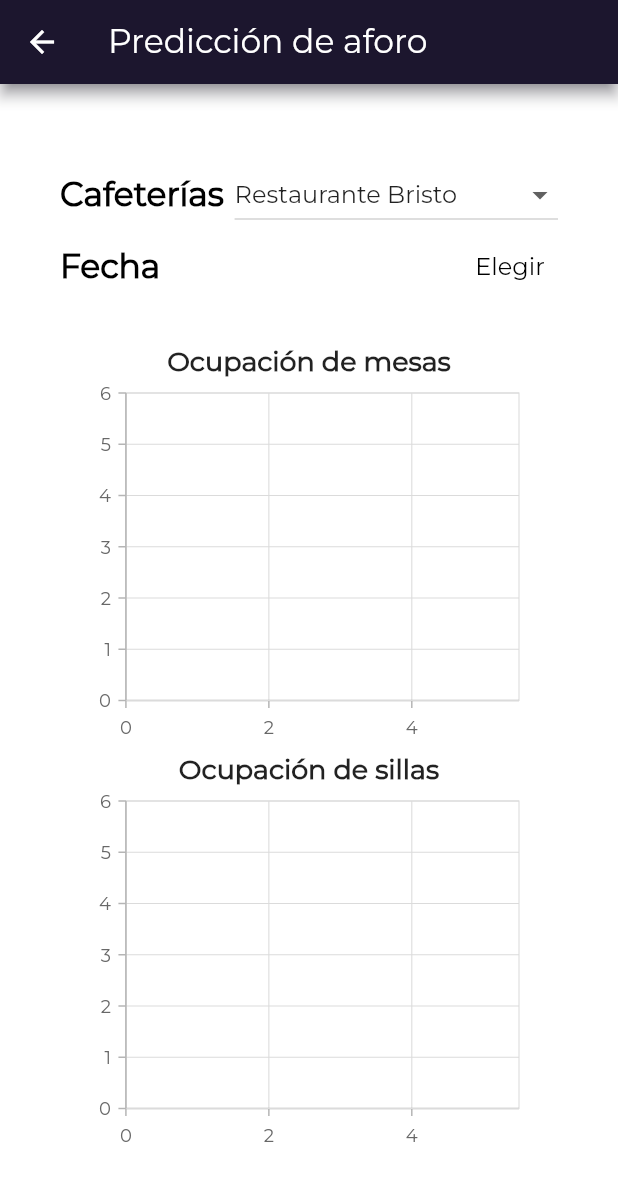
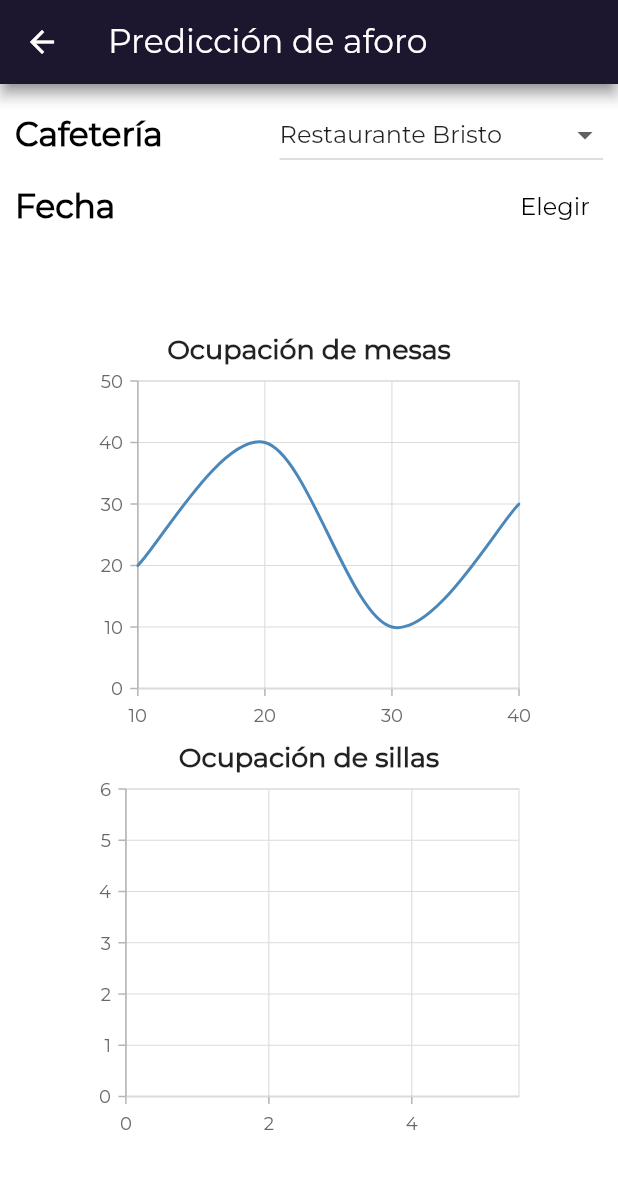
Before and after one commit to 7yrionLannister/is-it-crowded, a Flutter app: the screen it shows after launch, after a tap on the "bar chart" icon, on a phone screen of 412 x 824 dp. Shown: the top 1181 px of the screen. Run offline on Flutter 3.47's test engine with Material 2 defaults, Android fonts, the phone set to English and light mode, and no system bars; our stand-ins replace syncfusion_flutter_charts.

Commit message:
Fixed issue caused by widget overflow. Sample splineChart done

```diff
--- a/lib/model/cafeteria.dart
+++ b/lib/model/cafeteria.dart
@@ -11,6 +11,8 @@ class Cafeteria {
   int peopleOccupation;
   List<CafeteriaData> tablesOccupationHistory = [];
   List<CafeteriaData> peopleOccupationHistory = [];
+  Map<DateTime, int> tablesOccupationHistoryMap = {};
+  Map<DateTime, int> peopleOccupationHistoryMap = {};
 
   Cafeteria(this.name, this.maxCapacity, this.tables,
       {this.lastUpdated, this.image = "assets/images/appicon.png", this.notificationsOn = false, this.tablesOccupation = 0, this.peopleOccupation = 0});
--- a/lib/model/cafeteriaData.dart
+++ b/lib/model/cafeteriaData.dart
@@ -1,5 +1,5 @@
 class CafeteriaData{
-  String time;
+  int time;
   int occupation;
   CafeteriaData(this.time, this.occupation);
 }
--- a/lib/ui/cafeterias_list.dart
+++ b/lib/ui/cafeterias_list.dart
@@ -22,6 +22,17 @@ class _CafeteriasListPageState extends State<CafeteriasListPage> {
     Cafeteria("Restaurante Snack Café", 80, 20,
         lastUpdated: DateTime.now(), image: "assets/images/snack.png"),
   ];
+
+  @override
+  void initState() {
+    super.initState();
+    var isabel = _cafeterias[0];
+    var dateTime = DateTime(2022);
+    isabel.tablesOccupationHistoryMap.putIfAbsent(dateTime, () => 10);
+    isabel.tablesOccupationHistoryMap.putIfAbsent(dateTime.add(const Duration(minutes: 30)), () => 20);
+    isabel.tablesOccupationHistoryMap.putIfAbsent(dateTime.add(const Duration(minutes: 60)), () => 30);
+    isabel.tablesOccupationHistoryMap.putIfAbsent(dateTime.add(const Duration(minutes: 90)), () => 40);
+  }
 
   @override
   Widget build(BuildContext context) {
--- a/lib/ui/prediction.dart
+++ b/lib/ui/prediction.dart
@@ -1,9 +1,7 @@
 import 'package:flutter/material.dart';
 import 'package:is_it_crowded/model/cafeteriaData.dart';
 import 'package:syncfusion_flutter_charts/charts.dart';
-import 'package:intl/intl.dart';
 
-import '../model/cafeteria.dart';
 
 class Prediction extends StatefulWidget {
   const Prediction({Key? key}) : super(key: key);
@@ -17,7 +15,12 @@ class _PredictionState extends State<Prediction> {
   var cafeterias = ["Cafetería central Isabela", "Restaurante Snack Café", "Restaurante Bristo"];
   var selectedvalue = "Restaurante Bristo";
 
-  List<CafeteriaData> tablesOccupationData = [];
+  List<CafeteriaData> tablesOccupationData = [
+    CafeteriaData(10, 20),
+    CafeteriaData(20, 40),
+    CafeteriaData(30, 10),
+    CafeteriaData(40, 30),
+  ];
   List<CafeteriaData> peopleOccupationData = [];
 
   @override
@@ -30,13 +33,16 @@ class _PredictionState extends State<Prediction> {
           style: TextStyle(fontFamily: 'Montserrat', fontSize: 22.0),
         ),
       ),
-      body: Container(
-          margin: const EdgeInsets.only(
-              left: 40.0, right: 40.0, top: 50.0, bottom: 50.0),
+      body: ListView(
+        children: [
+          Container(
+            margin: const EdgeInsets.all(10),
             decoration: const BoxDecoration(
               color: Color(0xffffffff),
             ),
             width: MediaQuery.of(context).size.width,
+            //height: MediaQuery.of(context).size.height,
+              height: 700,
             child: Column(
               children: [
                 Row(
@@ -45,7 +51,7 @@ class _PredictionState extends State<Prediction> {
                       Column(
                         mainAxisAlignment: MainAxisAlignment.start,
                         children: const <Widget>[
-                        Text("Cafeterías",
+                          Text("Cafetería",
                               style: TextStyle(
                                   color: Colors.black,
                                   fontWeight: FontWeight.bold,
@@ -148,7 +154,7 @@ class _PredictionState extends State<Prediction> {
                           child: SfCartesianChart(
                               series: <ChartSeries>[
                                 // Renders spline chart
-                              SplineSeries<CafeteriaData, String>(
+                                SplineSeries<CafeteriaData, int>(
                                   dataSource: tablesOccupationData,
                                   xValueMapper: (CafeteriaData data, _) => data.time,
                                   yValueMapper: (CafeteriaData data, _) => data.occupation,
@@ -177,7 +183,7 @@ class _PredictionState extends State<Prediction> {
                           child: SfCartesianChart(
                               series: <ChartSeries>[
                                 // Renders spline chart
-                              SplineSeries<CafeteriaData, String>(
+                                SplineSeries<CafeteriaData, int>(
                                   dataSource: peopleOccupationData,
                                   xValueMapper: (CafeteriaData data, _) => data.time,
                                   yValueMapper: (CafeteriaData data, _) => data.occupation,
@@ -194,6 +200,8 @@ class _PredictionState extends State<Prediction> {
               ],
             )
         ),
+        ],
+      )
     );
   }
 }
```
Lines whose indentation alone changed are shown as unchanged.
